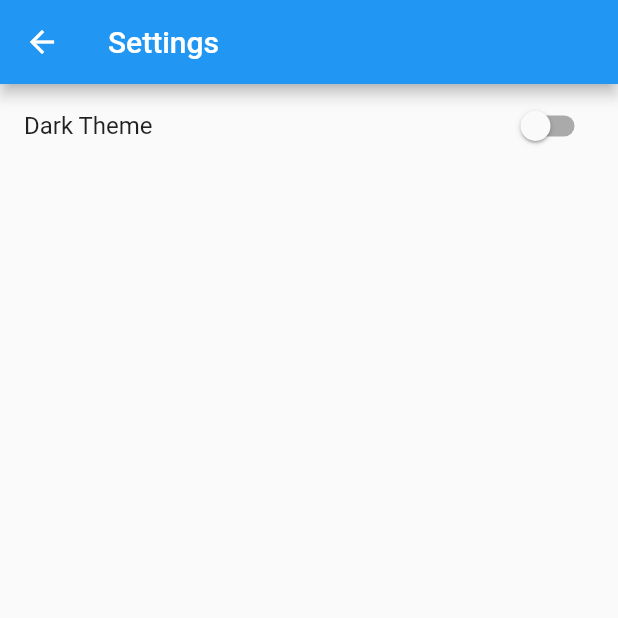
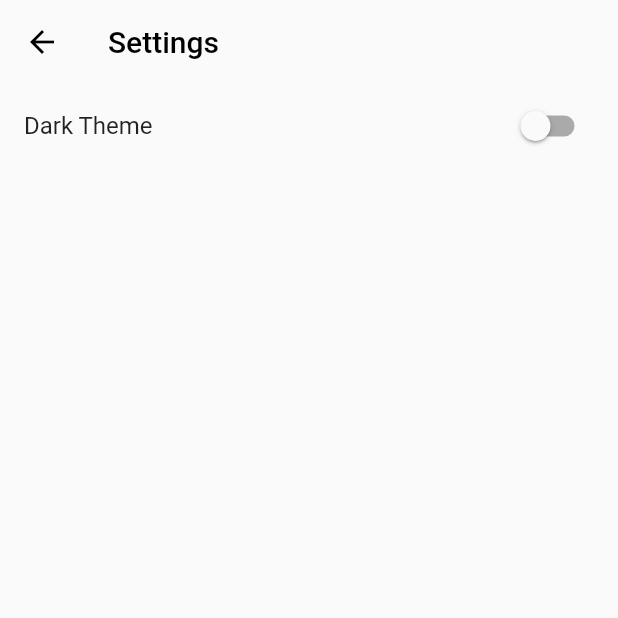
Before and after one commit to fatyga/weather_app, a Flutter app: the screen it shows after launch, item 2 of the bottom bar chosen, after a tap on the "settings" icon, on a phone screen of 412 x 824 dp, the top half of it. Run offline on Flutter 3.47's test engine with Material 2 defaults, Android fonts, the phone set to English and light mode, and no system bars; our stand-ins replace geolocator, rxdart.

Commit message:
Various UI improvements

```diff
--- a/lib/ui/screens/home/components/pollution_info.dart
+++ b/lib/ui/screens/home/components/pollution_info.dart
@@ -19,9 +19,7 @@ class PollutionInfo extends StatelessWidget {
           if (snapshot.connectionState == ConnectionState.waiting) {
             return Container();
           } else {
-            return Padding(
-              padding: const EdgeInsets.fromLTRB(8.0, 16.0, 8.0, 16.0),
-              child: Column(
+            return Column(
               children: [
                 (bloc.currentLocation.autoDetected)
                     ? Row(
@@ -29,22 +27,22 @@ class PollutionInfo extends StatelessWidget {
                         children: [
                             const Icon(Icons.location_on_outlined, size: 20),
                             Text(bloc.currentLocation.name,
-                                  style: const TextStyle(
-                                      fontWeight: FontWeight.bold,
-                                      fontSize: 20)),
+                                style:
+                                    Theme.of(context).textTheme.headlineSmall),
                           ])
                     : Text(bloc.currentLocation.name,
-                          style: const TextStyle(
-                              fontWeight: FontWeight.bold, fontSize: 20)),
-                  Text(DateFormat.yMMMEd()
+                        style: Theme.of(context).textTheme.headlineSmall),
+                const SizedBox(height: 2),
+                Text(
+                  DateFormat.yMMMEd()
                       .add_Hm()
-                      .format(snapshot.data.currentPollution.time)),
+                      .format(snapshot.data.currentPollution.time),
+                ),
                 const SizedBox(height: 32),
                 Text(
                     SinglePollution
                         .descriptions[snapshot.data.currentPollution.aqi],
-                      style: TextStyle(
-                          fontSize: 28,
+                    style: Theme.of(context).textTheme.headlineSmall!.copyWith(
                         color: SinglePollution
                             .colors[snapshot.data.currentPollution.aqi])),
                 const SizedBox(height: 32),
@@ -55,8 +53,10 @@ class PollutionInfo extends StatelessWidget {
                 Padding(
                   padding: const EdgeInsets.symmetric(vertical: 16.0),
                   child: Row(
-                      children: const [
-                        Text('Next hours'),
+                    mainAxisAlignment: MainAxisAlignment.center,
+                    children: [
+                      Text('Next hours',
+                          style: Theme.of(context).textTheme.subtitle2),
                     ],
                   ),
                 ),
@@ -64,7 +64,6 @@ class PollutionInfo extends StatelessWidget {
                   forecast: snapshot.data.nextHoursPollution,
                 )
               ],
-              ),
             );
           }
         });
--- a/lib/ui/screens/home/components/weather_info.dart
+++ b/lib/ui/screens/home/components/weather_info.dart
@@ -17,25 +17,21 @@ class WeatherInfo extends StatelessWidget {
           if (snapshot.connectionState == ConnectionState.waiting) {
             return Container();
           }
-          return Padding(
-              padding: const EdgeInsets.fromLTRB(8.0, 16.0, 8.0, 16.0),
-              child: Column(children: [
+          return Column(children: [
             Column(
               children: [
                 (bloc.currentLocation.autoDetected)
                     ? Row(
                         mainAxisAlignment: MainAxisAlignment.center,
                         children: [
-                                const Icon(Icons.location_on_outlined,
-                                    size: 20),
+                            const Icon(Icons.location_on_outlined, size: 20),
                             Text(bloc.currentLocation.name,
-                                    style: const TextStyle(
-                                        fontWeight: FontWeight.bold,
-                                        fontSize: 20)),
+                                style:
+                                    Theme.of(context).textTheme.headlineSmall),
                           ])
                     : Text(bloc.currentLocation.name,
-                            style: const TextStyle(
-                                fontWeight: FontWeight.bold, fontSize: 20)),
+                        style: Theme.of(context).textTheme.headlineSmall),
+                const SizedBox(height: 2),
                 Text(DateFormat.yMMMEd()
                     .add_Hm()
                     .format(snapshot.data.currentWeather.time)),
@@ -45,20 +41,20 @@ class WeatherInfo extends StatelessWidget {
               ],
             ),
             Text(snapshot.data.currentWeather.description,
-                    style: TextStyle(fontSize: 20)),
+                style: Theme.of(context).textTheme.titleLarge),
             const SizedBox(height: 32),
             Card(
               child: Padding(
-                    padding: const EdgeInsets.symmetric(
-                        horizontal: 16.0, vertical: 8.0),
+                padding:
+                    const EdgeInsets.symmetric(horizontal: 16.0, vertical: 8.0),
                 child: Column(
                     crossAxisAlignment: CrossAxisAlignment.stretch,
                     children: [
                       Container(
                         padding: const EdgeInsets.symmetric(vertical: 8.0),
                         decoration: const BoxDecoration(
-                                border: Border(
-                                    bottom: BorderSide(color: Colors.grey))),
+                            border:
+                                Border(bottom: BorderSide(color: Colors.grey))),
                         child: Row(
                           mainAxisAlignment: MainAxisAlignment.spaceBetween,
                           children: [
@@ -85,8 +81,8 @@ class WeatherInfo extends StatelessWidget {
                       Container(
                         padding: const EdgeInsets.symmetric(vertical: 8.0),
                         decoration: const BoxDecoration(
-                                border: Border(
-                                    bottom: BorderSide(color: Colors.grey))),
+                            border:
+                                Border(bottom: BorderSide(color: Colors.grey))),
                         child: Row(
                           mainAxisAlignment: MainAxisAlignment.spaceBetween,
                           children: [
@@ -119,10 +115,12 @@ class WeatherInfo extends StatelessWidget {
               ),
             ),
             Padding(
-                  padding: const EdgeInsets.symmetric(vertical: 16.0),
+              padding: const EdgeInsets.symmetric(vertical: 12.0),
               child: Row(
-                    children: const [
-                      Text('Next hours'),
+                mainAxisAlignment: MainAxisAlignment.center,
+                children: [
+                  Text('Next hours',
+                      style: Theme.of(context).textTheme.subtitle2),
                 ],
               ),
             ),
@@ -137,7 +135,7 @@ class WeatherInfo extends StatelessWidget {
                       return WeatherForecastCard(
                           weather: snapshot.data.nextHoursWeather[index]);
                     }))
-              ]));
+          ]);
         });
   }
 }
--- a/lib/ui/screens/home/home.dart
+++ b/lib/ui/screens/home/home.dart
@@ -17,7 +17,17 @@ class Home extends StatefulWidget {
 class _HomeState extends State<Home> {
   int index = 0;
 
-  List<Widget> pages = [WeatherInfo(), PollutionInfo(), LocationSearch()];
+  late List<Widget> pages;
+
+  @override
+  void initState() {
+    pages = [
+      WeatherInfo(),
+      PollutionInfo(),
+      LocationSearch(backToWeather: () => setIndex(0))
+    ];
+    super.initState();
+  }
 
   void setIndex(int newIndex) {
     setState(() {
@@ -42,10 +52,13 @@ class _HomeState extends State<Home> {
                 Navigator.of(context)
                     .push(MaterialPageRoute(builder: (context) => Settings()));
               },
-              icon: const Icon(Icons.settings, color: Colors.black)),
+              icon: const Icon(Icons.settings)),
         ],
       ),
-      body: pages[index],
+      body: Padding(
+        padding: const EdgeInsets.fromLTRB(8.0, 16.0, 8.0, 16.0),
+        child: pages[index],
+      ),
       bottomNavigationBar: BottomNavigationBar(
           currentIndex: index,
           onTap: setIndex,
--- a/lib/ui/screens/location_search/location_search.dart
+++ b/lib/ui/screens/location_search/location_search.dart
@@ -4,8 +4,8 @@ import 'package:weather_app/core/services/location_service.dart';
 import 'package:weather_app/core/services/weather_service.dart';
 
 class LocationSearch extends StatefulWidget {
-  const LocationSearch({super.key});
-  // final Weather weatherInstance;
+  const LocationSearch({super.key, required this.backToWeather});
+  final Function() backToWeather;
 
   @override
   State<LocationSearch> createState() => _CitySearchState();
@@ -19,14 +19,11 @@ class _CitySearchState extends State<LocationSearch> {
   Widget build(BuildContext context) {
     final bloc = BlocProvider.of(context).locationSearchBloc;
     return Scaffold(
-        body: Padding(
-            padding: const EdgeInsets.all(12.0),
-            child: Column(
+        body: Column(
       children: [
         TextField(
           controller: cityNameController,
-                  decoration:
-                      const InputDecoration(filled: true, labelText: 'City'),
+          decoration: const InputDecoration(filled: true, labelText: 'City'),
         ),
         const SizedBox(height: 8),
         Text(errors, style: const TextStyle(color: Colors.red)),
@@ -37,21 +34,19 @@ class _CitySearchState extends State<LocationSearch> {
               });
               if (cityNameController.text.isNotEmpty) {
                 bloc.getLocationFromName(cityNameController.text);
+                widget.backToWeather();
               }
             },
             child: const Text('Search')),
         const SizedBox(height: 20),
-                const Text('Recent locations',
-                    style:
-                        TextStyle(fontWeight: FontWeight.w800, fontSize: 16)),
+        Text('Recent locations', style: Theme.of(context).textTheme.subtitle2),
         Flexible(
           child: ListView.builder(
               itemCount: bloc.recentLocations.length,
               itemBuilder: (context, index) {
                 final title = bloc.recentLocations[index].autoDetected
                     ? Row(children: [
-                                const Icon(Icons.location_on_outlined,
-                                    size: 20),
+                        const Icon(Icons.location_on_outlined, size: 20),
                         Text(bloc.recentLocations[index].name),
                       ])
                     : Text(bloc.recentLocations[index].name);
@@ -65,6 +60,6 @@ class _CitySearchState extends State<LocationSearch> {
               }),
         )
       ],
-            )));
+    ));
   }
 }
--- a/lib/ui/shared/theme/dark_theme.dart
+++ b/lib/ui/shared/theme/dark_theme.dart
@@ -1,3 +1,6 @@
 import 'package:flutter/material.dart';
 
-ThemeData get darkTheme => ThemeData.dark();
+ThemeData get darkTheme => ThemeData.dark().copyWith(
+      appBarTheme:
+          AppBarTheme(elevation: 0, backgroundColor: Colors.transparent),
+    );
--- a/lib/ui/shared/theme/light_theme.dart
+++ b/lib/ui/shared/theme/light_theme.dart
@@ -1,3 +1,7 @@
 import 'package:flutter/material.dart';
 
-ThemeData get lightTheme => ThemeData.light();
+ThemeData get lightTheme => ThemeData.light().copyWith(
+    appBarTheme: AppBarTheme(
+        elevation: 0,
+        backgroundColor: Colors.transparent,
+        foregroundColor: Colors.black));
```
Lines whose indentation alone changed are shown as unchanged.
